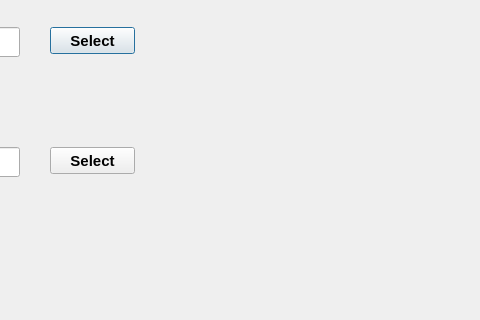
Old version of the form gui_data/frm_settings.ui in the repository kowmang/Eqsl_Program; both pictures show x 320 to 800 and y 183 to 503 of the 800 by 596 pixel window.
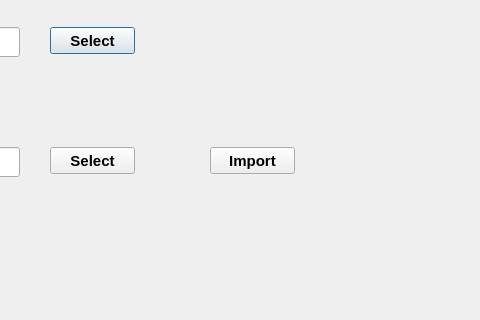
New version of the form.

Commit message: added btn import dxcc

What changed in the file:
```diff
--- a/gui_data/frm_settings.ui
+++ b/gui_data/frm_settings.ui
@@ -235,6 +235,25 @@
     <string>New DB</string>
    </property>
   </widget>
+  <widget class="QPushButton" name="btn_import_dxcc">
+   <property name="geometry">
+    <rect>
+     <x>530</x>
+     <y>330</y>
+     <width>85</width>
+     <height>27</height>
+    </rect>
+   </property>
+   <property name="font">
+    <font>
+     <pointsize>11</pointsize>
+     <bold>true</bold>
+    </font>
+   </property>
+   <property name="text">
+    <string>Import</string>
+   </property>
+  </widget>
  </widget>
  <resources/>
  <connections/>
```
The commit also changes 1 other file.
